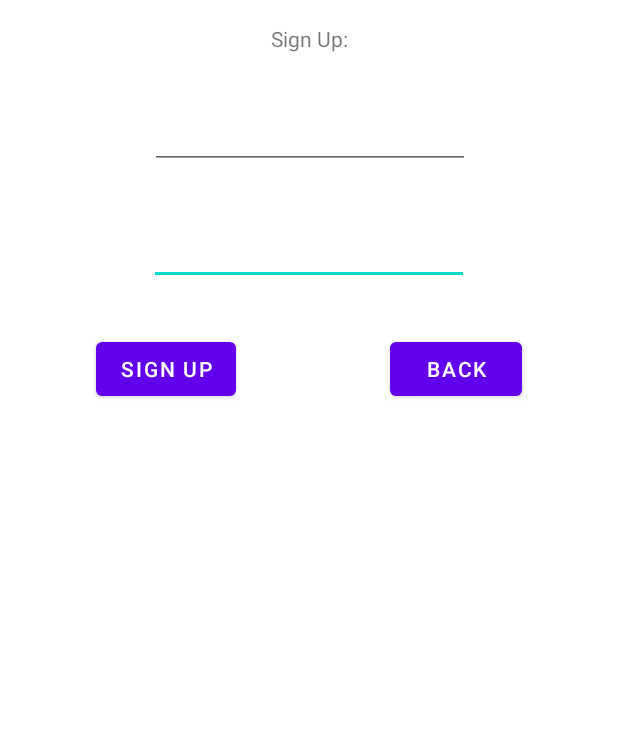
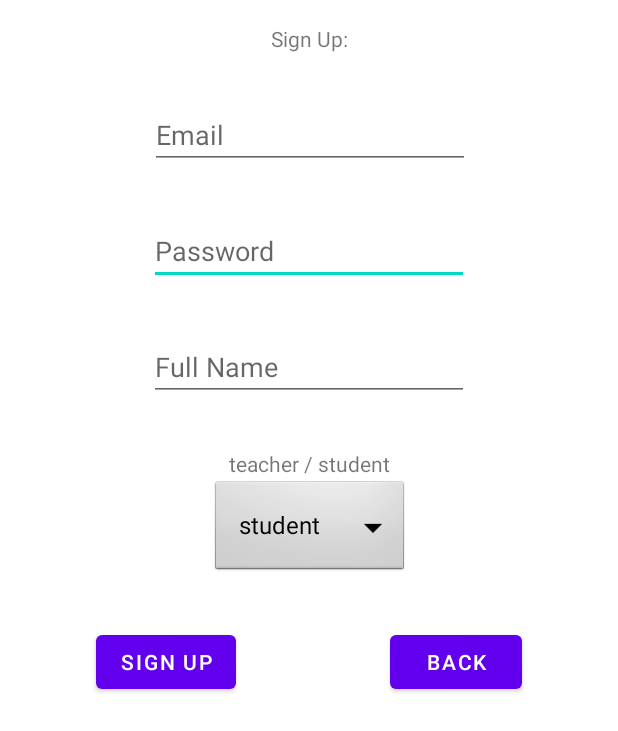
Before and after one commit to YetItMoves-MZ/Unigrades, an Android app: the screen it shows after launch (SignUpActivity), after a tap on "SIGN UP", on a phone screen of 412 x 824 dp. Shown: the top 731 px of the screen. Run offline under Robolectric (Android 15) with nearby library versions, the phone set to English and light mode, and no system bars; our stand-ins replace Firebase (no records; nobody signed in at launch, a user with empty details on screens opened directly).

Commit message:
added full Name to account, and sign up. added spinner to sign up to get teacher or student from sign up. removed teacher and student classes, will be using accounts for them from now on. updated bundle to get uid and will be moving the current logged in uid from now on. added set and get bundle functions to MyGlobalFunctions.

```diff
--- a/app/src/main/java/com/example/unigrades/MyGlobalFunctions.java
+++ b/app/src/main/java/com/example/unigrades/MyGlobalFunctions.java
@@ -1,6 +1,7 @@
 package com.example.unigrades;
 
 import android.content.Intent;
+import android.os.Bundle;
 
 import androidx.appcompat.app.AppCompatActivity;
 
@@ -11,16 +12,35 @@ import java.lang.reflect.Type;
  */
 public class MyGlobalFunctions {
 
+    public static final String UID_BUNDLE = "UID";
+    public static final String BUNDLE = "BUNDLE";
+
     /**
      * This function starts new activity and closing current activity.
      * @param currentActivity the current activity.
      * @param classType the class of the activity we want to start.
      */
-    public static void startNewActivity(AppCompatActivity currentActivity, Class classType) {
+    public static void startNewActivity(AppCompatActivity currentActivity,
+                                        Class classType,
+                                        String uid) {
         Intent myIntent = new Intent(currentActivity, classType);
+        if(uid != "" && uid != null)
+            myIntent.putExtra(BUNDLE, setBundle(uid));
         currentActivity.startActivity(myIntent);
         currentActivity.finish();
     }
 
+    private static Bundle setBundle(String uid){
+        Bundle b = new Bundle();
+        b.putString(UID_BUNDLE, uid);
+        return b;
+    }
+
+
+    public static String getUidFromBundle(Bundle b){
+        return b.getString(UID_BUNDLE);
+    }
+
+
 
 }
--- a/app/src/main/java/com/example/unigrades/SignUpActivity.java
+++ b/app/src/main/java/com/example/unigrades/SignUpActivity.java
@@ -3,12 +3,14 @@ package com.example.unigrades;
 import androidx.annotation.NonNull;
 import androidx.appcompat.app.AppCompatActivity;
 
-import android.content.Intent;
 import android.os.Bundle;
 import android.util.Log;
 import android.view.View;
+import android.widget.AdapterView;
+import android.widget.ArrayAdapter;
 import android.widget.Button;
 import android.widget.EditText;
+import android.widget.Spinner;
 import android.widget.Toast;
 
 import com.google.android.gms.tasks.OnCompleteListener;
@@ -24,9 +26,19 @@ public class SignUpActivity extends AppCompatActivity {
     private Button signUp;
     private EditText editTextEmail;
     private EditText editTextPassword;
+    private Spinner teacherOrStudent;
+    private EditText editTextFullName;
 
     private String email="";
     private String password="";
+    private String typeTeacherOrStudent="";
+    private String fullName="";
+
+
+
+
+
+
 
 
     @Override
@@ -36,10 +48,35 @@ public class SignUpActivity extends AppCompatActivity {
 
         findViews();
 
+        //create a list of items for the spinner.
+        String[] itemsForSpinner = new String[]{"student", "teacher"};
+        //create an adapter to describe how the items are displayed
+        ArrayAdapter<String> adapter = new ArrayAdapter<>(this,
+                android.R.layout.simple_spinner_dropdown_item, itemsForSpinner);
+        //set the spinners adapter to the previously created one.
+        teacherOrStudent.setAdapter(adapter);
+
+        teacherOrStudent.setOnItemSelectedListener(new AdapterView.OnItemSelectedListener() {
+            @Override
+            public void onItemSelected(AdapterView<?> adapterView, View view, int i, long l) {
+                switch (i){
+                    case 0:
+                        typeTeacherOrStudent = Account.student;
+                        break;
+                    case 1:
+                        typeTeacherOrStudent = Account.teacher;
+                        break;
+                }
+            }
+
+            @Override
+            public void onNothingSelected(AdapterView<?> adapterView) {
+                typeTeacherOrStudent = "";
+            }
+        });
+
         // Initialize Firebase Auth
         mAuth = FirebaseAuth.getInstance();
-        String email = "test@test.com";
-        String password = "1234";
 
         toSignIn.setOnClickListener(new View.OnClickListener() {
             @Override
@@ -55,12 +92,28 @@ public class SignUpActivity extends AppCompatActivity {
 
             }
         });
+
     }
 
     //sign up new users
     private void signUpNewUsers(){
         email = editTextEmail.getText().toString();
         password = editTextPassword.getText().toString();
+        fullName = editTextFullName.getText().toString();
+        try {
+            //TODO guy had a class i didn't watched yet about how to do this properly. change this later to what he did.
+            if(typeTeacherOrStudent == ""){
+                Toast.makeText(this,
+                       "Please insert if you are a teacher or student.",
+                        Toast.LENGTH_LONG).show();
+                return;
+            }
+            if(fullName == ""){
+                Toast.makeText(this,
+                        "Please insert full name.",
+                        Toast.LENGTH_LONG).show();
+                return;
+            }
             // sign up new users
             mAuth.createUserWithEmailAndPassword(email, password)
                     .addOnCompleteListener(this, new OnCompleteListener<AuthResult>() {
@@ -73,7 +126,8 @@ public class SignUpActivity extends AppCompatActivity {
                                 updateUI(user);
                             } else {
                                 // If sign in fails, display a message to the user.
-                            Log.w("fbtag", "createUserWithEmail:failure", task.getException());
+                                Log.w("fbtag", "createUserWithEmail:failure",
+                                        task.getException());
                                 Toast.makeText(SignUpActivity.this,
                                         task.getException().getMessage(),
                                         Toast.LENGTH_LONG).show();
@@ -81,6 +135,13 @@ public class SignUpActivity extends AppCompatActivity {
                             }
                         }
                     });
+        } catch (Exception e){
+            Log.w("fbtag", "signUpWithEmail:failure",
+                    e);
+            Toast.makeText(this,
+                    e.getMessage(),
+                    Toast.LENGTH_LONG).show();
+        }
     }
 
     private void updateUI(FirebaseUser user) {
@@ -88,12 +149,9 @@ public class SignUpActivity extends AppCompatActivity {
             Toast.makeText(SignUpActivity.this, "Account Created!",
                     Toast.LENGTH_SHORT).show();
             String uid = user.getUid();
-            //TODO add type to sign up
-            Account acc = new Account().setType(Account.student);
+            Account acc = new Account().setType(typeTeacherOrStudent).setFullName(fullName);
             acc.addAccountToDB(uid);
-            //TODO update ui;
-
-
+            MyGlobalFunctions.startNewActivity(this, MyAccountInfoActivity.class,uid);
         }
 
     }
@@ -103,7 +161,7 @@ public class SignUpActivity extends AppCompatActivity {
      * @param classType the class of the activity we want to start.
      */
     private void outOfListener(Class classType) {
-        MyGlobalFunctions.startNewActivity(this, classType);
+        MyGlobalFunctions.startNewActivity(this, classType,"");
     }
 
 
@@ -112,5 +170,7 @@ public class SignUpActivity extends AppCompatActivity {
         signUp = findViewById(R.id.signUp_BUTTON_signUp);
         editTextEmail = findViewById(R.id.signUp_EDITTEXT_emailAddress);
         editTextPassword = findViewById(R.id.signUp_EDITTEXT_password);
+        teacherOrStudent = findViewById(R.id.signUp_SPINNER_teacherOrStudent);
+        editTextFullName = findViewById(R.id.signUp_EDITTEXT_name);
     }
 }
--- a/app/src/main/java/com/example/unigrades/Toolbar.java
+++ b/app/src/main/java/com/example/unigrades/Toolbar.java
@@ -10,6 +10,8 @@ import android.widget.PopupMenu;
 import android.widget.Toast;
 
 import androidx.appcompat.app.AppCompatActivity;
+
+import com.google.firebase.auth.FirebaseAuth;
 
 
 public class Toolbar{
@@ -26,6 +28,7 @@ public class Toolbar{
                 showToolbarMenu(view);
             }
         });
+        String uid = FirebaseAuth.getInstance().getUid();
     }
 
     private void showToolbarMenu(View v) {
@@ -39,7 +42,7 @@ public class Toolbar{
                 switch (menuItem.getItemId()){
                     case R.id.item1:
                         MyGlobalFunctions.startNewActivity(appCompatActivity,
-                                MyCoursesActivity.class);
+                                MyCoursesActivity.class,"");
 
                         // TODO delete this comment later
                         // this is how you check the same activity
--- a/app/src/main/res/layout/activity_sign_up.xml
+++ b/app/src/main/res/layout/activity_sign_up.xml
@@ -14,7 +14,7 @@
         android:layout_marginTop="32dp"
         android:text="Sign Up"
         app:layout_constraintStart_toStartOf="parent"
-        app:layout_constraintTop_toBottomOf="@+id/signUp_EDITTEXT_password" />
+        app:layout_constraintTop_toBottomOf="@+id/signUp_SPINNER_teacherOrStudent" />
 
     <Button
         android:id="@+id/signUp_BUTTON_toSignIn"
@@ -24,7 +24,7 @@
         android:layout_marginEnd="64dp"
         android:text="Back"
         app:layout_constraintEnd_toEndOf="parent"
-        app:layout_constraintTop_toBottomOf="@+id/signUp_EDITTEXT_password" />
+        app:layout_constraintTop_toBottomOf="@+id/signUp_SPINNER_teacherOrStudent" />
 
     <EditText
         android:id="@+id/signUp_EDITTEXT_password"
@@ -32,6 +32,7 @@
         android:layout_height="wrap_content"
         android:layout_marginTop="32dp"
         android:ems="10"
+        android:hint="Password"
         android:inputType="textPassword"
         app:layout_constraintEnd_toEndOf="parent"
         app:layout_constraintStart_toStartOf="parent"
@@ -43,6 +44,7 @@
         android:layout_height="wrap_content"
         android:layout_marginTop="32dp"
         android:ems="10"
+        android:hint="Email"
         android:inputType="textEmailAddress"
         app:layout_constraintEnd_toEndOf="parent"
         app:layout_constraintHorizontal_bias="0.502"
@@ -60,4 +62,37 @@
         app:layout_constraintRight_toRightOf="parent"
         app:layout_constraintStart_toStartOf="parent"
         app:layout_constraintTop_toTopOf="parent" />
+
+    <Spinner
+        android:id="@+id/signUp_SPINNER_teacherOrStudent"
+        android:layout_width="wrap_content"
+        android:layout_height="wrap_content"
+        android:background="@android:drawable/btn_dropdown"
+        android:spinnerMode="dropdown"
+        app:layout_constraintEnd_toEndOf="@+id/signUp_TEXT_spinnerInfo"
+        app:layout_constraintStart_toStartOf="@+id/signUp_TEXT_spinnerInfo"
+        app:layout_constraintTop_toBottomOf="@+id/signUp_TEXT_spinnerInfo" />
+
+    <TextView
+        android:id="@+id/signUp_TEXT_spinnerInfo"
+        android:layout_width="wrap_content"
+        android:layout_height="wrap_content"
+        android:layout_marginTop="32dp"
+        android:text="teacher / student"
+        app:layout_constraintEnd_toEndOf="@+id/signUp_EDITTEXT_name"
+        app:layout_constraintStart_toStartOf="@+id/signUp_EDITTEXT_name"
+        app:layout_constraintTop_toBottomOf="@+id/signUp_EDITTEXT_name" />
+
+    <EditText
+        android:id="@+id/signUp_EDITTEXT_name"
+        android:layout_width="wrap_content"
+        android:layout_height="wrap_content"
+        android:layout_marginTop="32dp"
+        android:ems="10"
+        android:hint="Full Name"
+        android:inputType="textPersonName"
+        app:layout_constraintEnd_toEndOf="@+id/signUp_EDITTEXT_password"
+        app:layout_constraintStart_toStartOf="@+id/signUp_EDITTEXT_password"
+        app:layout_constraintTop_toBottomOf="@+id/signUp_EDITTEXT_password" />
+
 </androidx.constraintlayout.widget.ConstraintLayout>
```
Also changed, not shown: app/src/main/java/com/example/unigrades/Account.java (+15 -0 lines), app/src/main/java/com/example/unigrades/Course.java (+6 -6 lines), app/src/main/java/com/example/unigrades/MyAccountInfoActivity.java (+7 -0 lines), app/src/main/java/com/example/unigrades/SignInActivity.java (+16 -14 lines), app/src/main/java/com/example/unigrades/Student.java (deleted, +0 -18 lines), app/src/main/java/com/example/unigrades/Teacher.java (deleted, +0 -18 lines). Lines whose indentation alone changed are shown as unchanged.
